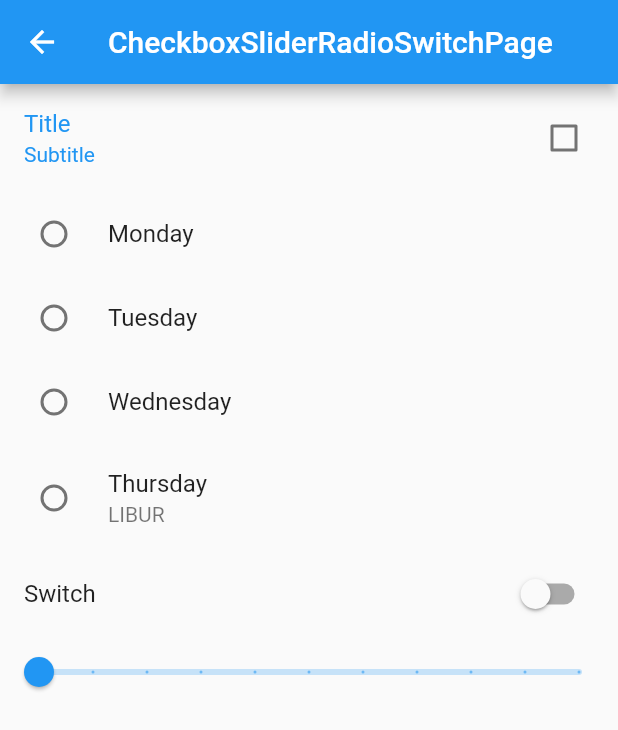
After one commit to algonacci/input-widgets, a Flutter app: the screen it shows after launch, after a tap on "Checkbox Slider Radio Switch Page", on a phone screen of 412 x 824 dp. The commit adds this screen. Shown: the top 730 px of the screen. Run offline on Flutter 3.47's test engine with Material 2 defaults, Android fonts, the phone set to English and light mode, and no system bars; our stand-ins replace email_validator.

Commit message:
learn about checkbox, slider, switch, and checkbox

```diff
--- /dev/null
+++ b/lib/checkbox_slider_radio_switch_page.dart
@@ -0,0 +1,106 @@
+import 'package:flutter/material.dart';
+
+class CheckboxSliderRadioSwitchPage extends StatefulWidget {
+  const CheckboxSliderRadioSwitchPage({super.key});
+
+  @override
+  State<CheckboxSliderRadioSwitchPage> createState() =>
+      _CheckboxSliderRadioSwitchPageState();
+}
+
+class _CheckboxSliderRadioSwitchPageState
+    extends State<CheckboxSliderRadioSwitchPage> {
+  bool checkboxState = false;
+  String? day;
+  bool switchState = false;
+  double sliderValue = 0;
+
+  @override
+  Widget build(BuildContext context) {
+    return Scaffold(
+      appBar: AppBar(
+        title: const Text('CheckboxSliderRadioSwitchPage'),
+      ),
+      body: ListView(
+        children: [
+          CheckboxListTile(
+            title: const Text('Title'),
+            subtitle: const Text('Subtitle'),
+            value: checkboxState,
+            selected: true,
+            onChanged: (selected) {
+              setState(() {
+                checkboxState = selected!;
+              });
+            },
+          ),
+          RadioListTile<String>(
+            title: const Text('Monday'),
+            value: 'Monday',
+            groupValue: day,
+            onChanged: (value) {
+              setState(() {
+                day = value!;
+              });
+            },
+          ),
+          RadioListTile<String>(
+            title: const Text('Tuesday'),
+            value: 'Tuesday',
+            groupValue: day,
+            onChanged: (value) {
+              setState(() {
+                day = value!;
+              });
+            },
+          ),
+          RadioListTile<String>(
+            title: const Text('Wednesday'),
+            value: 'Wednesday',
+            groupValue: day,
+            onChanged: (value) {
+              setState(() {
+                day = value!;
+              });
+            },
+          ),
+          RadioListTile<String>(
+            title: const Text('Thursday'),
+            subtitle: const Text('LIBUR'),
+            value: 'Thursday',
+            groupValue: day,
+            onChanged: (value) {
+              setState(() {
+                day = value!;
+              });
+            },
+          ),
+          SwitchListTile(
+            title: const Text('Switch'),
+            value: switchState,
+            onChanged: (value) {
+              setState(
+                () {
+                  switchState = value;
+                },
+              );
+            },
+          ),
+          Slider(
+            value: sliderValue,
+            onChanged: (value) {
+              setState(() {
+                sliderValue = value;
+                debugPrint(sliderValue.toString());
+              });
+            },
+            min: 0,
+            max: 50,
+            divisions: 10,
+            label: sliderValue.toString(),
+          )
+        ],
+      ),
+    );
+  }
+}
--- a/lib/home_page.dart
+++ b/lib/home_page.dart
@@ -38,7 +38,20 @@ class HomePage extends StatelessWidget {
                 ),
               ),
             ],
-          )
+          ),
+          Row(
+            mainAxisAlignment: MainAxisAlignment.center,
+            children: [
+              ElevatedButton(
+                onPressed: () {
+                  Navigator.pushNamed(context, '/other');
+                },
+                child: const Text(
+                  'Checkbox Slider Radio Switch Page',
+                ),
+              ),
+            ],
+          ),
         ],
       ),
     );
--- a/lib/main.dart
+++ b/lib/main.dart
@@ -1,4 +1,5 @@
 import 'package:flutter/material.dart';
+import 'package:input_widgets/checkbox_slider_radio_switch_page.dart';
 import 'package:input_widgets/home_page.dart';
 import 'package:input_widgets/text_field.dart';
 import 'package:input_widgets/text_form_field.dart';
@@ -16,7 +17,8 @@ class MyApp extends StatelessWidget {
       home: const HomePage(),
       routes: {
         '/textfield': (context) => const TextFieldPage(),
-        '/textformfield': (context) => const TextFormFieldPage()
+        '/textformfield': (context) => const TextFormFieldPage(),
+        '/other': (context) => const CheckboxSliderRadioSwitchPage()
       },
     );
   }
```
